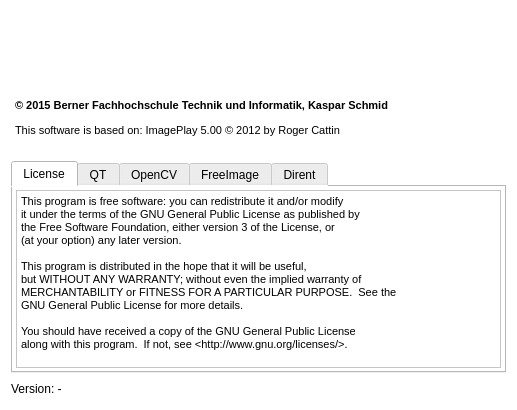
This is ImagePlay/ui/AboutWindow.ui in cpvrlab/ImagePlay as Qt 5 draws it before an edit. The edited form follows.
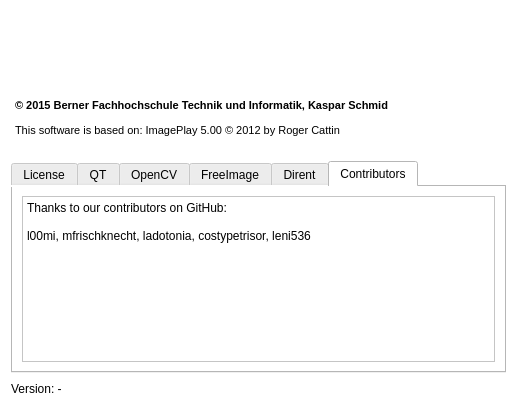
This is the edited form. The open tabs and pages were chosen to show the change. Icons and pictures are not drawn.

What changed in the file:
```diff
--- a/ImagePlay/ui/AboutWindow.ui
+++ b/ImagePlay/ui/AboutWindow.ui
@@ -311,6 +311,25 @@
        </item>
       </layout>
      </widget>
+     <widget class="QWidget" name="tab_6">
+      <attribute name="title">
+       <string>Contributors</string>
+      </attribute>
+      <layout class="QVBoxLayout" name="verticalLayout_7">
+       <item>
+        <widget class="QPlainTextEdit" name="plainTextEdit">
+         <property name="readOnly">
+          <bool>true</bool>
+         </property>
+         <property name="plainText">
+          <string>Thanks to our contributors on GitHub:
+
+l00mi, mfrischknecht, ladotonia, costypetrisor, leni536</string>
+         </property>
+        </widget>
+       </item>
+      </layout>
+     </widget>
     </widget>
    </item>
    <item>
```
